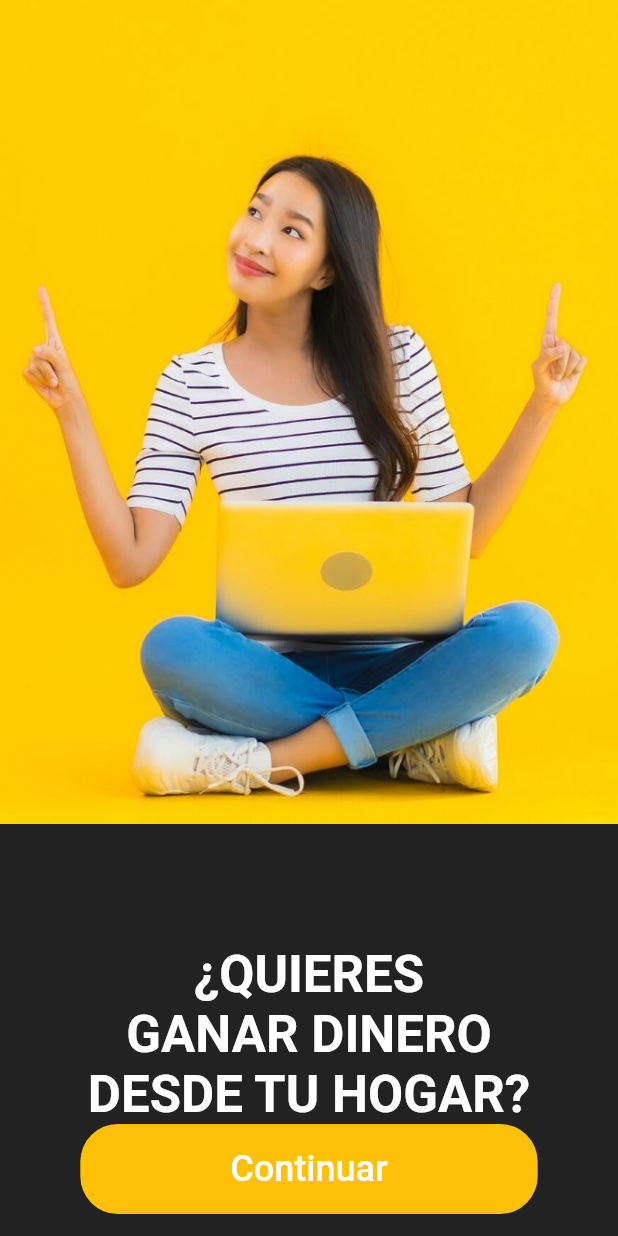
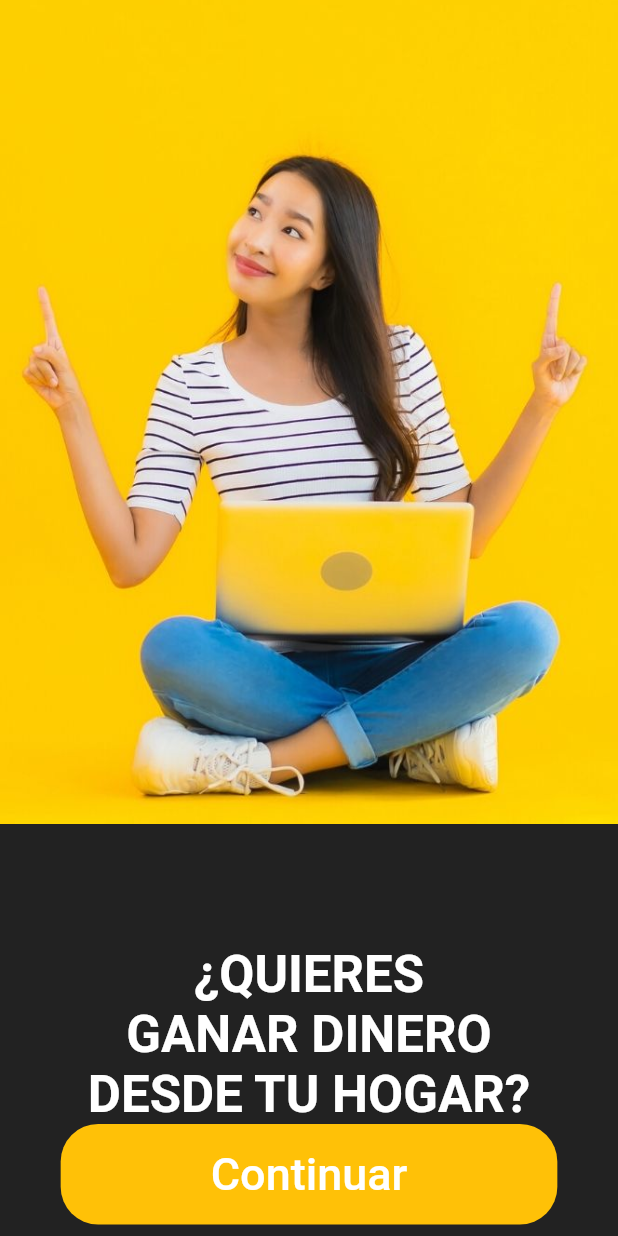
Before and after one commit to raulhenaor/vendegana, a Flutter app: the screen it shows after launch, on a phone screen of 412 x 824 dp. Run offline on Flutter 3.47's test engine with Material 2 defaults, Android fonts, the phone set to English and light mode, and no system bars; our stand-ins replace flutter_icons.

Commit message:
Update main.dart

```diff
--- a/lib/main.dart
+++ b/lib/main.dart
@@ -96,7 +96,7 @@ class WelcomeScreen extends StatelessWidget {
                             "Continuar",
                             style: Theme.of(context).textTheme.button.copyWith(
                                   color: Colors.white,
-                                  fontSize: 24,
+                                  fontSize: 30,
                                 ),
                           ),
 
```
